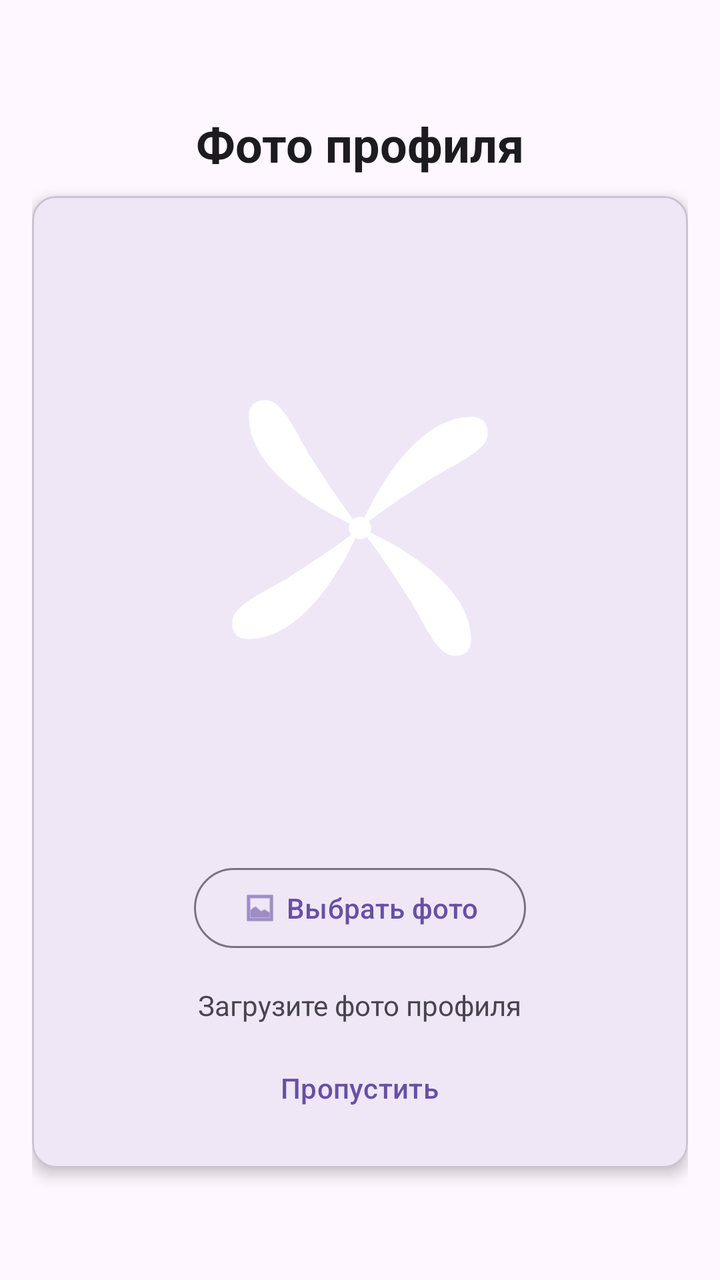
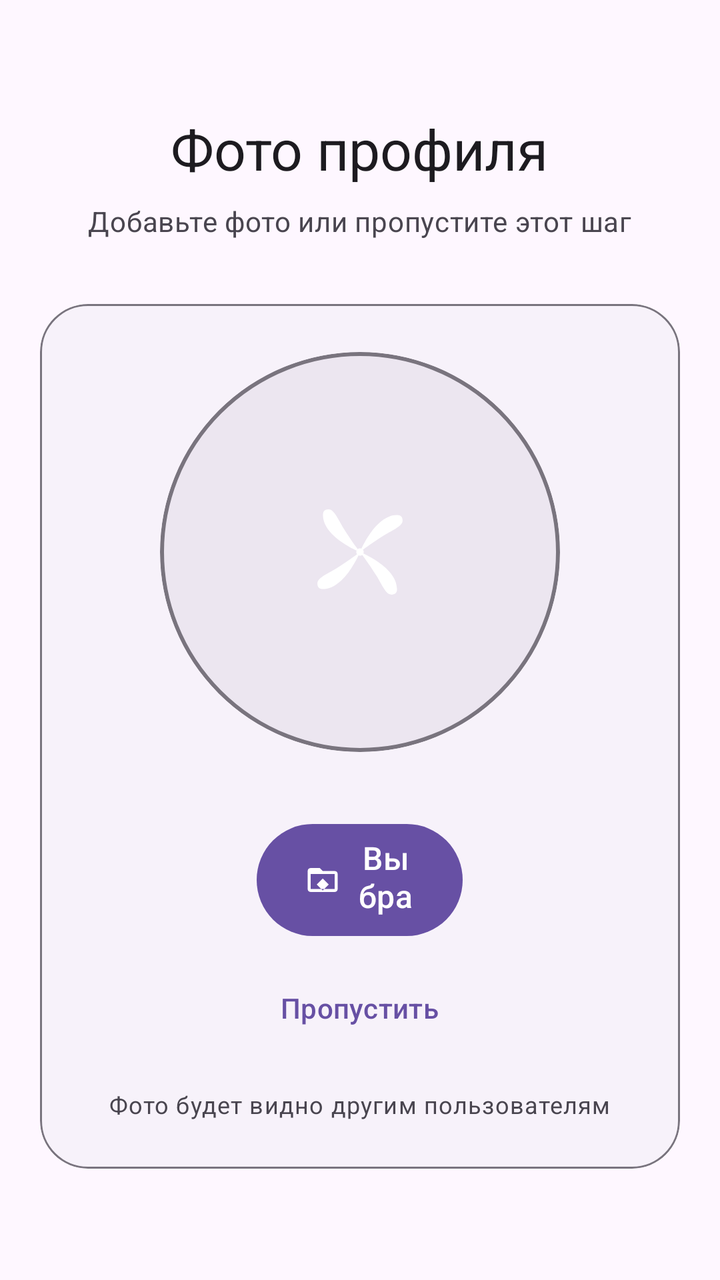

Screens rendered from an Android XML layout before and after an edit, with the pre-edit source and the edit as a unified diff.
<!-- AndroidManifest.xml: application theme Theme.BarkfluffClientAndroid -->
<!-- res/layout/step_register_06_avatar.xml -->
<?xml version="1.0" encoding="utf-8"?>
<ScrollView xmlns:android="http://schemas.android.com/apk/res/android"
    xmlns:app="http://schemas.android.com/apk/res-auto"
    android:layout_width="match_parent"
    android:layout_height="match_parent"
    android:fillViewport="true">

    <LinearLayout
        android:layout_width="match_parent"
        android:layout_height="wrap_content"
        android:gravity="center"
        android:orientation="vertical"
        android:padding="16dp">

        <TextView
            android:layout_width="wrap_content"
            android:layout_height="wrap_content"
            android:layout_marginBottom="10dp"
            android:text="Фото профиля"
            android:textColor="?attr/colorOnSurface"
            android:textSize="24sp"
            android:textStyle="bold" />

        <com.google.android.material.card.MaterialCardView
            android:layout_width="match_parent"
            android:layout_height="wrap_content"
            app:cardCornerRadius="12dp"
            app:cardElevation="4dp">

            <LinearLayout
                android:layout_width="match_parent"
                android:layout_height="wrap_content"
                android:orientation="vertical"
                android:padding="16dp">

                
                <FrameLayout
                    android:layout_width="300dp"
                    android:layout_height="300dp"
                    android:layout_gravity="center_horizontal">

                    
                    <ImageView
                        android:id="@+id/avatarPlaceholder"
                        android:layout_width="match_parent"
                        android:layout_height="match_parent"
                        android:background="@drawable/ic_launcher_foreground"
                        android:contentDescription="Avatar placeholder"
                        android:scaleType="centerCrop" />

                    
                    <ImageView
                        android:id="@+id/croppedImageView"
                        android:layout_width="match_parent"
                        android:layout_height="match_parent"
                        android:contentDescription="Cropped avatar"
                        android:scaleType="centerCrop"
                        android:visibility="gone" />
                </FrameLayout>

                
                <com.google.android.material.button.MaterialButton
                    android:id="@+id/uploadAvatarButton"
                    style="@style/Widget.Material3.Button.OutlinedButton"
                    android:layout_width="wrap_content"
                    android:layout_height="wrap_content"
                    android:layout_gravity="center_horizontal"
                    android:layout_marginTop="16dp"
                    android:text="Выбрать фото"
                    app:icon="@android:drawable/ic_menu_gallery" />

                <TextView
                    android:layout_width="wrap_content"
                    android:layout_height="wrap_content"
                    android:layout_gravity="center_horizontal"
                    android:layout_marginTop="15dp"
                    android:gravity="center"
                    android:text="Загрузите фото профиля"
                    android:textColor="?attr/colorOnSurfaceVariant"
                    android:textSize="14sp" />

                
                <com.google.android.material.button.MaterialButton
                    android:id="@+id/skipAvatarButton"
                    style="@style/Widget.Material3.Button.TextButton"
                    android:layout_width="wrap_content"
                    android:layout_height="wrap_content"
                    android:layout_gravity="center_horizontal"
                    android:layout_marginTop="8dp"
                    android:text="Пропустить" />
            </LinearLayout>
        </com.google.android.material.card.MaterialCardView>
    </LinearLayout>
</ScrollView>
<!-- resources referenced by this layout -->
<resources>
  <!-- drawable ic_launcher_foreground (drawable) -->
  <?xml version="1.0" encoding="utf-8"?>
  <vector xmlns:android="http://schemas.android.com/apk/res/android"
      android:width="108dp"
      android:height="108dp"
      android:viewportWidth="108"
      android:viewportHeight="108">
      
      
      <path
          android:fillColor="#FFFFFF"
          android:pathData="M54,54m-2,0a2,2 0,1 1,4 0a2,2 0,1 1,-4 0" />
      
      
      <path
          android:fillColor="#FFFFFF"
          android:pathData="M54,54c0,0 8,-20 20,-20c2,0 3,1 3,3c0,3 -5,5 -10,8c-8,5 -13,9 -13,9z" />
      
      
      <path
          android:fillColor="#FFFFFF"
          android:pathData="M54,54c0,0 20,8 20,20c0,2 -1,3 -3,3c-3,0 -5,-5 -8,-10c-5,-8 -9,-13 -9,-13z" />
      
      
      <path
          android:fillColor="#FFFFFF"
          android:pathData="M54,54c0,0 -8,20 -20,20c-2,0 -3,-1 -3,-3c0,-3 5,-5 10,-8c8,-5 13,-9 13,-9z" />
      
      
      <path
          android:fillColor="#FFFFFF"
          android:pathData="M54,54c0,0 -20,-8 -20,-20c0,-2 1,-3 3,-3c3,0 5,5 8,10c5,8 9,13 9,13z" />
          
  </vector>
  <style name="Theme.BarkfluffClientAndroid" parent="Base.Theme.BarkfluffClientAndroid" />
  <style name="Base.Theme.BarkfluffClientAndroid" parent="Theme.Material3.DayNight.NoActionBar">
          
          <item name="android:statusBarColor">?attr/colorSurface</item>
          <item name="android:windowBackground">?android:attr/colorBackground</item>
      </style>
</resources>

<!-- the commit's change to res/layout/step_register_06_avatar.xml (unified diff, before → after) -->
@@ -1,5 +1,5 @@
 <?xml version="1.0" encoding="utf-8"?>
-<ScrollView xmlns:android="http://schemas.android.com/apk/res/android"
+<androidx.core.widget.NestedScrollView xmlns:android="http://schemas.android.com/apk/res/android"
     xmlns:app="http://schemas.android.com/apk/res-auto"
     android:layout_width="match_parent"
     android:layout_height="match_parent"
@@ -10,85 +10,126 @@
         android:layout_height="wrap_content"
         android:gravity="center"
         android:orientation="vertical"
-        android:padding="16dp">
+        android:padding="20dp">
 
+        
         <TextView
             android:layout_width="wrap_content"
             android:layout_height="wrap_content"
-            android:layout_marginBottom="10dp"
+            android:layout_marginBottom="8dp"
             android:text="Фото профиля"
-            android:textColor="?attr/colorOnSurface"
-            android:textSize="24sp"
-            android:textStyle="bold" />
+            android:textAppearance="?attr/textAppearanceHeadlineMedium"
+            android:textColor="?attr/colorOnSurface" />
 
+        
+        <TextView
+            android:layout_width="wrap_content"
+            android:layout_height="wrap_content"
+            android:layout_marginBottom="32dp"
+            android:text="Добавьте фото или пропустите этот шаг"
+            android:textAppearance="?attr/textAppearanceBodyMedium"
+            android:textColor="?attr/colorOnSurfaceVariant" />
+
+        
         <com.google.android.material.card.MaterialCardView
             android:layout_width="match_parent"
             android:layout_height="wrap_content"
-            app:cardCornerRadius="12dp"
-            app:cardElevation="4dp">
+            app:cardBackgroundColor="?attr/colorSurfaceContainerLow"
+            app:cardCornerRadius="24dp"
+            app:cardElevation="0dp"
+            app:strokeColor="?attr/colorOutline"
+            app:strokeWidth="1dp">
 
             <LinearLayout
                 android:layout_width="match_parent"
                 android:layout_height="wrap_content"
+                android:gravity="center_horizontal"
                 android:orientation="vertical"
-                android:padding="16dp">
+                android:padding="24dp">
 
                 
-                <FrameLayout
-                    android:layout_width="300dp"
-                    android:layout_height="300dp"
-                    android:layout_gravity="center_horizontal">
+                <com.google.android.material.card.MaterialCardView
+                    android:layout_width="200dp"
+                    android:layout_height="200dp"
+                    app:cardBackgroundColor="?attr/colorSurfaceContainerHigh"
+                    app:cardCornerRadius="100dp"
+                    app:cardElevation="0dp"
+                    app:strokeColor="?attr/colorOutline"
+                    app:strokeWidth="2dp">
+
+                    <FrameLayout
+                        android:layout_width="match_parent"
+                        android:layout_height="match_parent">
+
+                        
+                        <ImageView
+                            android:id="@+id/avatarPlaceholder"
+                            android:layout_width="match_parent"
+                            android:layout_height="match_parent"
+                            android:contentDescription="Avatar placeholder"
+                            android:padding="50dp"
+                            android:scaleType="centerCrop"
+                            android:src="@drawable/ic_launcher_foreground" />
+
+                        
+                        <ImageView
+                            android:id="@+id/croppedImageView"
+                            android:layout_width="match_parent"
+                            android:layout_height="match_parent"
+                            android:contentDescription="Cropped avatar"
+                            android:scaleType="centerCrop"
+                            android:visibility="gone" />
+
+                    </FrameLayout>
+
+                </com.google.android.material.card.MaterialCardView>
+
+                
+                <LinearLayout
+                    android:layout_width="wrap_content"
+                    android:layout_height="wrap_content"
+                    android:layout_marginTop="32dp"
+                    android:orientation="vertical">
 
                     
-                    <ImageView
-                        android:id="@+id/avatarPlaceholder"
+                    <com.google.android.material.button.MaterialButton
+                        android:id="@+id/uploadAvatarButton"
                         android:layout_width="match_parent"
-                        android:layout_height="match_parent"
-                        android:background="@drawable/ic_launcher_foreground"
-                        android:contentDescription="Avatar placeholder"
-                        android:scaleType="centerCrop" />
+                        android:layout_height="64dp"
+                        android:text="Выбрать фото"
+                        android:textAllCaps="false"
+                        android:textAppearance="?attr/textAppearanceTitleMedium"
+                        app:cornerRadius="32dp"
+                        app:icon="@drawable/ic_download"
+                        app:iconGravity="textStart" />
 
                     
-                    <ImageView
-                        android:id="@+id/croppedImageView"
-                        android:layout_width="match_parent"
-                        android:layout_height="match_parent"
-                        android:contentDescription="Cropped avatar"
-                        android:scaleType="centerCrop"
-                        android:visibility="gone" />
-                </FrameLayout>
+                    <com.google.android.material.button.MaterialButton
+                        android:id="@+id/skipAvatarButton"
+                        style="@style/Widget.Material3.Button.TextButton"
+                        android:layout_width="wrap_content"
+                        android:layout_height="wrap_content"
+                        android:layout_gravity="center_horizontal"
+                        android:layout_marginTop="8dp"
+                        android:text="Пропустить"
+                        android:textAllCaps="false" />
+
+                </LinearLayout>
 
                 
-                <com.google.android.material.button.MaterialButton
-                    android:id="@+id/uploadAvatarButton"
-                    style="@style/Widget.Material3.Button.OutlinedButton"
-                    android:layout_width="wrap_content"
-                    android:layout_height="wrap_content"
-                    android:layout_gravity="center_horizontal"
-                    android:layout_marginTop="16dp"
-                    android:text="Выбрать фото"
-                    app:icon="@android:drawable/ic_menu_gallery" />
-
                 <TextView
                     android:layout_width="wrap_content"
                     android:layout_height="wrap_content"
-                    android:layout_gravity="center_horizontal"
-                    android:layout_marginTop="15dp"
+                    android:layout_marginTop="16dp"
                     android:gravity="center"
-                    android:text="Загрузите фото профиля"
-                    android:textColor="?attr/colorOnSurfaceVariant"
-                    android:textSize="14sp" />
+                    android:text="Фото будет видно другим пользователям"
+                    android:textAppearance="?attr/textAppearanceBodySmall"
+                    android:textColor="?attr/colorOnSurfaceVariant" />
 
-                
-                <com.google.android.material.button.MaterialButton
-                    android:id="@+id/skipAvatarButton"
-                    style="@style/Widget.Material3.Button.TextButton"
-                    android:layout_width="wrap_content"
-                    android:layout_height="wrap_content"
-                    android:layout_gravity="center_horizontal"
-                    android:layout_marginTop="8dp"
-                    android:text="Пропустить" />
             </LinearLayout>
+
         </com.google.android.material.card.MaterialCardView>
+
     </LinearLayout>
-</ScrollView>
+
+</androidx.core.widget.NestedScrollView>
<!-- resource entries referenced after the edit -->
@@ -1,5 +1,16 @@
 <!-- resources referenced by this layout -->
 <resources>
+  <!-- drawable ic_download (drawable) -->
+  <?xml version="1.0" encoding="utf-8"?>
+  <vector xmlns:android="http://schemas.android.com/apk/res/android"
+      android:width="24dp"
+      android:height="24dp"
+      android:viewportWidth="24"
+      android:viewportHeight="24">
+      <path
+          android:fillColor="?attr/colorOnSurface"
+          android:pathData="M20,6h-8l-2,-2H4C2.9,4 2.01,4.9 2.01,6L2,18c0,1.1 0.9,2 2,2h16c1.1,0 2,-0.9 2,-2V8C22,6.9 21.1,6 20,6zM20,18H4V8h16V18zM12,11l4,4 -4,4 -4,-4 4,-4z"/>
+  </vector>
   <!-- drawable ic_launcher_foreground (drawable) -->
   <?xml version="1.0" encoding="utf-8"?>
   <vector xmlns:android="http://schemas.android.com/apk/res/android"
@@ -37,8 +48,20 @@
   <style name="Theme.BarkfluffClientAndroid" parent="Base.Theme.BarkfluffClientAndroid" />
   <style name="Base.Theme.BarkfluffClientAndroid" parent="Theme.Material3.DayNight.NoActionBar">
           
-          <item name="android:statusBarColor">?attr/colorSurface</item>
+          <item name="android:windowLayoutInDisplayCutoutMode" tools:targetApi="p">shortEdges</item>
+          <item name="android:statusBarColor">@android:color/transparent</item>
+          <item name="android:navigationBarColor">@android:color/transparent</item>
           <item name="android:windowBackground">?android:attr/colorBackground</item>
+          
+          
+          <item name="shapeAppearanceSmallComponent">@style/ShapeAppearance.Material3.SmallComponent</item>
+          <item name="shapeAppearanceMediumComponent">@style/ShapeAppearance.Material3.MediumComponent</item>
+          <item name="shapeAppearanceLargeComponent">@style/ShapeAppearance.Material3.LargeComponent</item>
+          
+          
+          <item name="textAppearanceDisplayLarge">@style/TextAppearance.Material3.DisplayLarge</item>
+          <item name="textAppearanceHeadlineLarge">@style/TextAppearance.Material3.HeadlineLarge</item>
+          <item name="textAppearanceTitleLarge">@style/TextAppearance.Material3.TitleLarge</item>
       </style>
 </resources>
 
